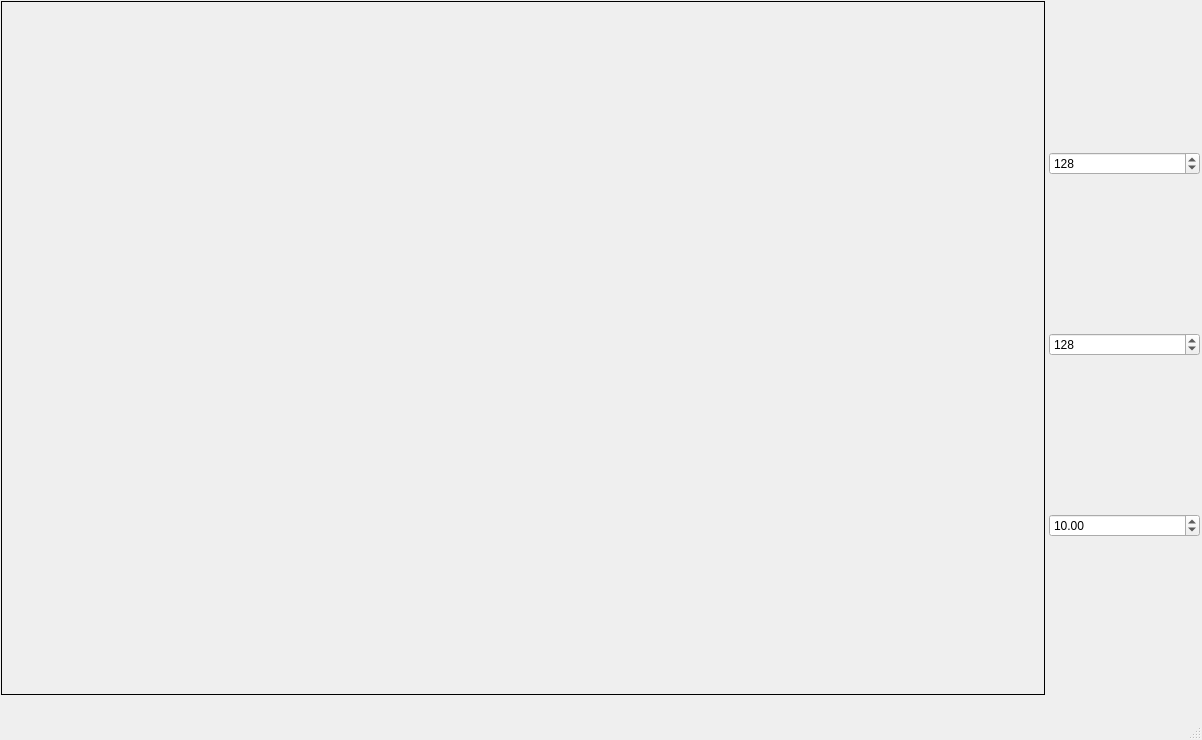
Old version of the form RTIe/RTIe_builder/marble_Detection.ui in the repository Super-SaiyanSandwich/ECMM427.
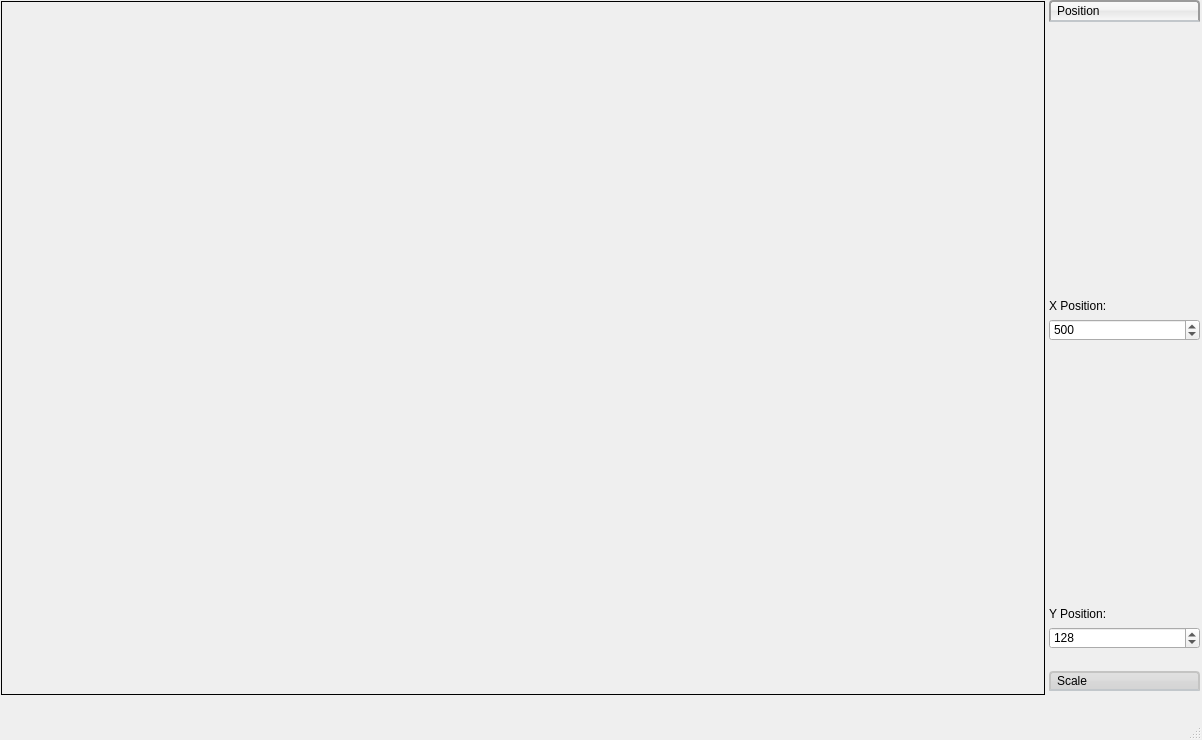
New version of the form.

```diff
--- a/RTIe/RTIe_builder/marble_Detection.ui
+++ b/RTIe/RTIe_builder/marble_Detection.ui
@@ -25,6 +25,69 @@
     </property>
     <layout class="QVBoxLayout" name="verticalLayout">
      <item>
+      <widget class="QToolBox" name="toolBox">
+       <property name="styleSheet">
+        <string notr="true">QToolBox::tab {
+background: qlineargradient(x1: 0, y1: 0, x2: 0, y2: 1, stop: 0 #E1E1E1, stop: 0.4 #DDDDDD, stop: 0.5 #D8D8D8, stop: 1.0 #D3D3D3);
+border: 2px solid #C4C4C3;
+border-bottom-color: #C2C7CB; /* same as the pane color */
+border-top-left-radius: 4px;
+border-top-right-radius: 4px;
+min-width: 8ex;
+padding: 2px;
+}
+QToolBox::tab:selected, QTabBar::tab:hover {
+background: qlineargradient(x1: 0, y1: 0, x2: 0, y2: 1, stop: 0 #fafafa, stop: 0.4 #f4f4f4, stop: 0.5 #e7e7e7, stop: 1.0 #fafafa);
+}
+QToolBox::tab:selected {
+border-color: #9B9B9B;
+border-bottom-color: #C2C7CB; /* same as pane color */
+}
+QToolBox::tab:!selected {
+margin-top: 2px; /* make non-selected tabs look smaller */
+}
+/*
+QToolBox::tab:selected { 
+    font: italic;
+    color: white;
+}*/</string>
+       </property>
+       <property name="currentIndex">
+        <number>0</number>
+       </property>
+       <widget class="QWidget" name="movement_Page">
+        <property name="geometry">
+         <rect>
+          <x>0</x>
+          <y>0</y>
+          <width>149</width>
+          <height>633</height>
+         </rect>
+        </property>
+        <attribute name="label">
+         <string>Position</string>
+        </attribute>
+        <widget class="QWidget" name="verticalLayoutWidget_2">
+         <property name="geometry">
+          <rect>
+           <x>0</x>
+           <y>10</y>
+           <width>151</width>
+           <height>611</height>
+          </rect>
+         </property>
+         <layout class="QVBoxLayout" name="verticalLayout_2">
+          <item>
+           <widget class="QLabel" name="label_X">
+            <property name="text">
+             <string>X Position:</string>
+            </property>
+            <property name="alignment">
+             <set>Qt::AlignBottom|Qt::AlignLeading|Qt::AlignLeft</set>
+            </property>
+           </widget>
+          </item>
+          <item>
       <widget class="QSpinBox" name="spin_Box_X">
        <property name="toolTip">
         <string>X Value of Sphere</string>
@@ -33,7 +96,20 @@
         <number>2088</number>
        </property>
        <property name="value">
-        <number>128</number>
+             <number>500</number>
+            </property>
+           </widget>
+          </item>
+          <item>
+           <widget class="QLabel" name="label_Y">
+            <property name="enabled">
+             <bool>true</bool>
+            </property>
+            <property name="text">
+             <string>Y Position:</string>
+            </property>
+            <property name="alignment">
+             <set>Qt::AlignBottom|Qt::AlignLeading|Qt::AlignLeft</set>
        </property>
       </widget>
      </item>
@@ -47,14 +123,41 @@
        </property>
       </widget>
      </item>
-     <item>
+         </layout>
+        </widget>
+       </widget>
+       <widget class="QWidget" name="scale_Page">
+        <property name="geometry">
+         <rect>
+          <x>0</x>
+          <y>0</y>
+          <width>149</width>
+          <height>633</height>
+         </rect>
+        </property>
+        <attribute name="label">
+         <string>Scale</string>
+        </attribute>
       <widget class="QDoubleSpinBox" name="spin_Box_Radius">
+         <property name="geometry">
+          <rect>
+           <x>0</x>
+           <y>50</y>
+           <width>149</width>
+           <height>23</height>
+          </rect>
+         </property>
        <property name="toolTip">
         <string>Selecter for Radius of Sphere</string>
        </property>
+         <property name="maximum">
+          <double>99999.000000000000000</double>
+         </property>
        <property name="value">
-        <double>10.000000000000000</double>
-       </property>
+          <double>60.000000000000000</double>
+         </property>
+        </widget>
+       </widget>
       </widget>
      </item>
     </layout>
```
Left out of the diff: 2 changed lines with no effect on the pictures. Lines whose indentation alone changed are shown as unchanged.
